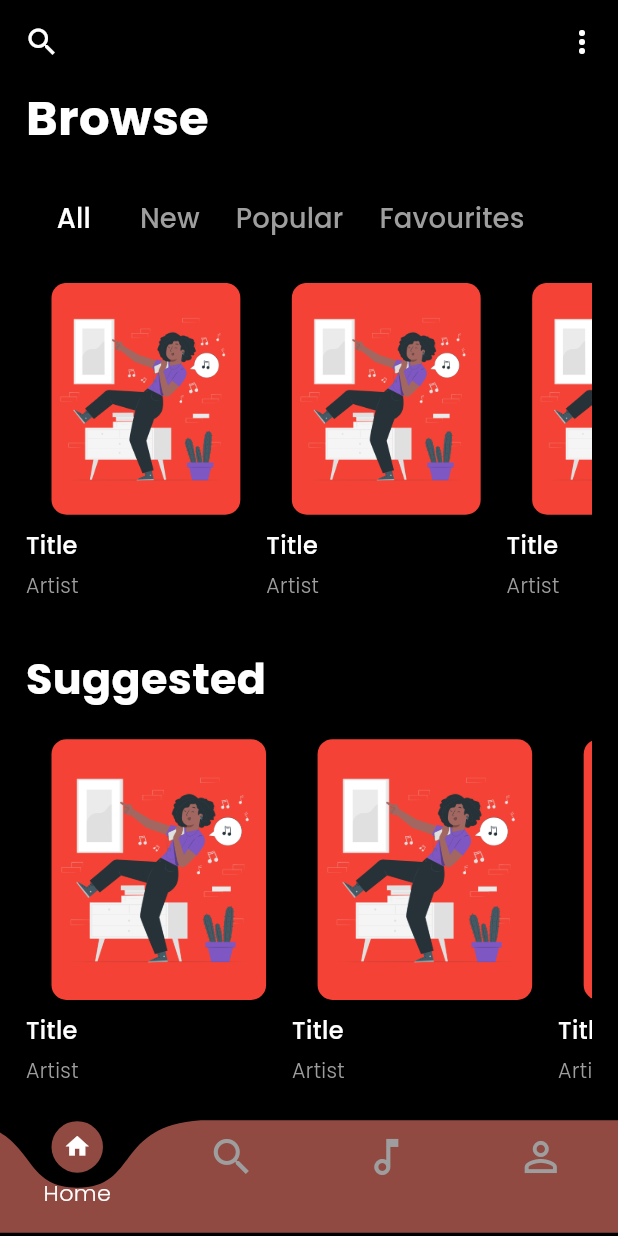
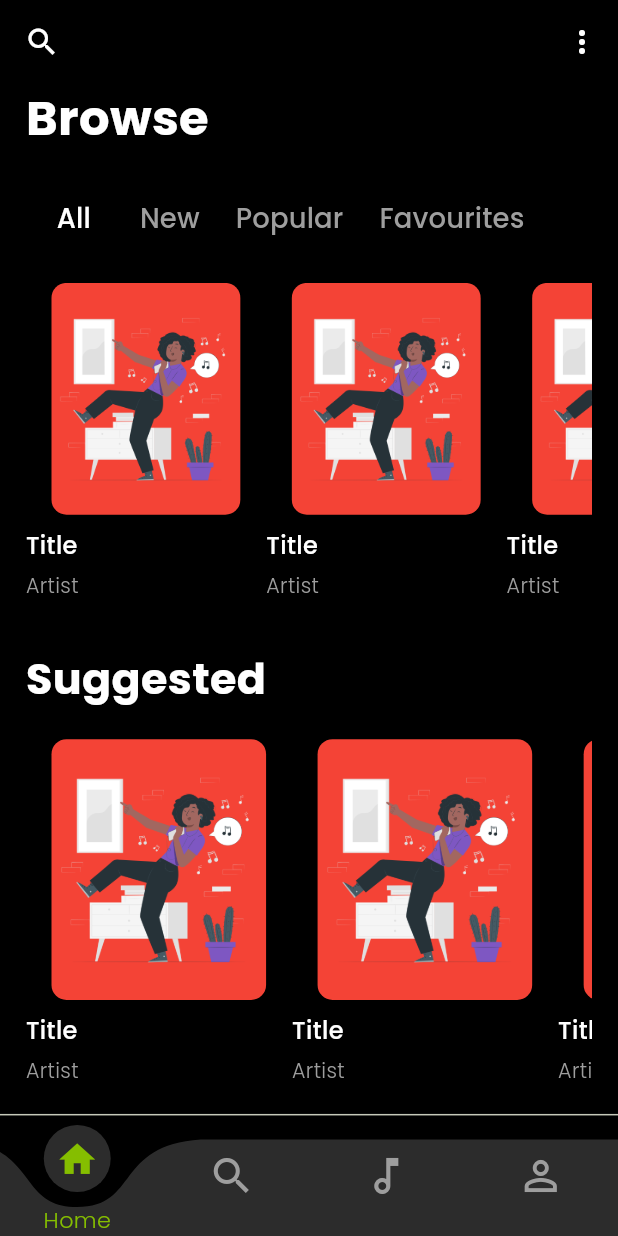
Before and after one commit to Damigrace1/Dag, a Flutter app: the screen it shows after launch, on a phone screen of 412 x 824 dp. Run offline on Flutter 3.47's test engine with Material 2 defaults, Android fonts, the phone set to English and light mode, and no system bars; drawn by our look-alikes of curved_labeled_navigation_bar; our stand-ins replace audio_video_progress_bar, avatar_glow, cached_network_image, flutter_screenutil, get, just_audio; missing offline and left inert: youtube_explode_dart.

Commit message:
make some update

```diff
--- a/lib/main.dart
+++ b/lib/main.dart
@@ -21,6 +21,7 @@ class MyApp extends StatelessWidget {
         designSize: const Size(360, 640),
         minTextAdapt: true,
           builder: (context, child) => GetMaterialApp(
+
             debugShowCheckedModeBanner: false,
             color: Colors.black,
               title: 'Dag',
@@ -29,7 +30,7 @@ class MyApp extends StatelessWidget {
               color: Colors.white
                 ) ,
                 fontFamily: 'Poppins',
-                colorScheme: ColorScheme.fromSeed(seedColor: Colors.red),
+                colorScheme: ColorScheme.fromSeed(seedColor: Color(0xff85BE00)),
                 useMaterial3: true,
               ),
               home: HomeScreen()
--- a/lib/music/domain/song_model.dart
+++ b/lib/music/domain/song_model.dart
@@ -5,11 +5,16 @@ class SongModel {
   final String? id;
   final String? title;
   final String? image;
-
+  final String? imgUrl;
+  final Duration? dur;
+  final String? artistes;
   SongModel({
+    this.artistes,
      this.id,
+     this.dur,
      this.title,
      this.image,
+     this.imgUrl
   });
 
 }
--- a/lib/music/presentation/homescreen.dart
+++ b/lib/music/presentation/homescreen.dart
@@ -4,10 +4,15 @@ import 'package:dag/nav%20screens/home.dart';
 import 'package:dag/nav%20screens/mymusic.dart';
 import 'package:flutter/material.dart';
 import 'package:flutter_screenutil/flutter_screenutil.dart';
+import 'package:provider/provider.dart';
 
 import '../../nav screens/me.dart';
 import '../../nav screens/search/presentation/search_music.dart';
+import '../../provider/color.dart';
 import '../../utils/custom_textstyles.dart';
+
+
+final GlobalKey homeKey = GlobalKey();
 class HomeScreen extends StatefulWidget {
   const HomeScreen({Key? key}) : super(key: key);
 
@@ -27,20 +32,23 @@ class _HomeScreenState extends State<HomeScreen> {
   @override
   Widget build(BuildContext context) {
     return  Scaffold(
+      key: homeKey,
       backgroundColor: Colors.black,
       body: screens[pressedButtonNo],
-      bottomNavigationBar: CurvedNavigationBar(
-        iconPadding: 7,
-        color: Theme.of(context).primaryColor,
+      bottomNavigationBar:
+
+      CurvedNavigationBar(
+        iconPadding: 15.w,
+        color: context.read<ColorProvider>().blackAcc,
         backgroundColor: Colors.black,
         animationDuration: const Duration(milliseconds: 200),
-        height: 60.h,
+        height: 50.h,
         index: pressedButtonNo,
         items:   <CurvedNavigationBarItem>[
           curvdNav(0,"Home",Icons.home,Icons.home_outlined),
-          curvdNav(1,"Home",Icons.search,Icons.search_outlined),
-          curvdNav(2,"My Account",Icons.music_note,Icons.music_note_outlined),
-          curvdNav(3,"Account",Icons.person,Icons.person_outline),
+          curvdNav(1,"Search",Icons.search,Icons.search_outlined),
+          curvdNav(2,"All Music",Icons.music_note,Icons.music_note_outlined),
+          curvdNav(3,"Me",Icons.person,Icons.person_outline),
         ],
         onTap: (index){
           setState(() {
@@ -60,7 +68,7 @@ class _HomeScreenState extends State<HomeScreen> {
     return CurvedNavigationBarItem(
           labelStyle: CustomTextStyle(
               color: (pressedButtonNo == ind)?
-              Colors.white:
+              context.read<ColorProvider>().primaryCol:
               Colors.grey,
             fontSize: 13.sp,
             fontWeight: FontWeight.w300
@@ -70,9 +78,9 @@ class _HomeScreenState extends State<HomeScreen> {
               pressedButtonNo == ind ?
               selected:
               Unselected,
-              size:  pressedButtonNo == ind ? 16.sp: 28.sp
+              size:  pressedButtonNo == ind ? 25.sp: 28.sp
               ,color: (pressedButtonNo == ind)?
-         Colors.white:
+          context.read<ColorProvider>().primaryCol:
           Colors.grey,
         ),);
   }
--- a/lib/nav screens/home.dart
+++ b/lib/nav screens/home.dart
@@ -1,11 +1,14 @@
 import 'package:dag/music/presentation/homescreen.dart';
+import 'package:dag/music/presentation/song_widget.dart';
 import 'package:dag/nav%20screens/search/presentation/search_music.dart';
 import 'package:flutter/cupertino.dart';
 import 'package:flutter/material.dart';
 import 'package:flutter_screenutil/flutter_screenutil.dart';
 import 'package:get/get.dart';
 import 'package:get/get_core/src/get_main.dart';
+import 'package:provider/provider.dart';
 
+import '../provider/music.dart';
 import '../utils/custom_textstyles.dart';
 
 class Home extends StatefulWidget {
@@ -38,6 +41,10 @@ class _HomeState extends State<Home> {
           ),
         ],
       ),
+      persistentFooterButtons: [
+        if(context.read<MusicProvider>().inSession)
+          const SongWidget(),
+      ],
       body: Padding(
         padding:  EdgeInsets.symmetric(horizontal: 15.w),
         child: SingleChildScrollView(
--- a/lib/provider/color.dart
+++ b/lib/provider/color.dart
@@ -2,10 +2,10 @@
 import 'package:flutter/material.dart';
 
 class ColorProvider extends ChangeNotifier{
-  Color _origOrange = Colors.deepOrange;
-  Color get origOrange => _origOrange;
-  set origOrange (Color val){
-    _origOrange = val;
+  Color _primaryCol = Color(0xff85BE00);
+  Color get primaryCol => _primaryCol;
+  set primaryCol (Color val){
+    _primaryCol = val;
     notifyListeners();
   }
 
@@ -28,10 +28,10 @@ class ColorProvider extends ChangeNotifier{
     notifyListeners();
   }
 
-  Color _origLightAsh = Color(0x38a29cff);
-  Color get origLightAsh => _origLightAsh;
-  set origLightAsh (Color val){
-    _origLightAsh = val;
+  Color _blackAcc = Color(0xFC2D2D2D);
+  Color get blackAcc => _blackAcc;
+  set blackAcc (Color val){
+    _blackAcc = val;
     notifyListeners();
   }
   bool _modeStat = true;
--- a/lib/provider/music.dart
+++ b/lib/provider/music.dart
@@ -1,3 +1,4 @@
+import 'package:dag/music/domain/song_model.dart';
 import 'package:flutter/cupertino.dart';
 
 class MusicProvider  extends ChangeNotifier{
@@ -15,23 +16,50 @@ class MusicProvider  extends ChangeNotifier{
     notifyListeners();
   }
 
-  String _startV = '0 : 0';
-  String get startV => _startV;
-  set startV (String v){
+  Duration _startV =  const Duration();
+  Duration get startV => _startV;
+  set startV (Duration v){
     _startV= v;
     notifyListeners();
   }
-  String _endV = '0 : 0';
-  String get endV => _endV;
-  set endV (String v){
+  Duration _endV = const Duration();
+  Duration get endV => _endV;
+  set endV (Duration v){
     _endV = v;
     notifyListeners();
   }
 
-  double _sV = 0.00;
-  double get sV => _sV;
-  set sV (double v){
+  SongModel? _song;
+  SongModel? get song => _song;
+  set song (SongModel? v){
+    _song = v;
+    notifyListeners();
+  }
+
+  Duration _sV = const Duration();
+  Duration get sV => _sV;
+  set sV (Duration v){
     _sV = v;
     notifyListeners();
   }
+
+  Map<String, dynamic> _dispSong = {};
+  Map<String, dynamic> get dispSong => _dispSong;
+  set dispSong(Map<String, dynamic> v){
+    _dispSong = v;
+    notifyListeners();
+  }
+
+  bool _inSession = false;
+  bool get inSession => _inSession;
+  set inSession (bool val){
+    _inSession = val;
+    notifyListeners();
+  }
+  Duration _bV = const Duration();
+  Duration get bV => _bV;
+  set bV (Duration v){
+    _bV = v;
+    notifyListeners();
+  }
 }
--- a/lib/utils/search.dart
+++ b/lib/utils/search.dart
@@ -45,7 +45,7 @@ class SearchB extends StatelessWidget {
                       ),
                       controller: searchCont,
                       decoration: InputDecoration.collapsed(
-                          hintText: 'Start type',
+                          hintText: 'Start searching',
                           hintStyle: CustomTextStyle(color: Colors.grey,)
                       ),
                     ),
--- a/pubspec.yaml
+++ b/pubspec.yaml
@@ -43,6 +43,7 @@ dependencies:
   cached_network_image:
   avatar_glow:
   just_audio:
+  audio_video_progress_bar:
 
 dev_dependencies:
   flutter_test:
```
Also changed, not shown: lib/music/presentation/song_display.dart (+81 -75 lines), lib/music/presentation/song_widget.dart (added, +108 -0 lines), lib/nav screens/search/presentation/search_music.dart (+24 -17 lines), lib/utils/functions.dart (+39 -0 lines), pubspec.lock.
